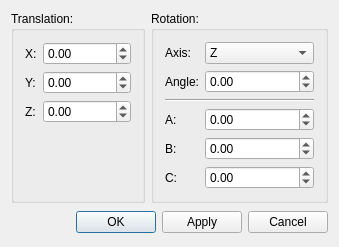
This is src/Gui/Placement.ui in berndhahnebach/All_FreeCAD as Qt 5 draws it before an edit. The edited form follows.
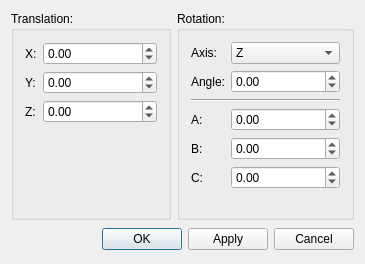
This is the edited form.

The edit to the form file:
```diff
--- a/src/Gui/Placement.ui
+++ b/src/Gui/Placement.ui
@@ -1,29 +1,29 @@
 <?xml version="1.0" encoding="UTF-8"?>
 <ui version="4.0">
  <class>Gui::Dialog::Placement</class>
- <widget class="QDialog" name="Gui::Dialog::Placement">
-  <property name="geometry">
+ <widget class="QDialog" name="Gui::Dialog::Placement" >
+  <property name="geometry" >
    <rect>
     <x>0</x>
     <y>0</y>
-    <width>334</width>
-    <height>228</height>
+    <width>365</width>
+    <height>264</height>
    </rect>
   </property>
   <property name="windowTitle">
    <string>Placement</string>
   </property>
-  <layout class="QGridLayout" name="gridLayout_3">
-   <item row="0" column="0">
-    <widget class="QGroupBox" name="GroupBox5">
-     <property name="title">
+  <layout class="QGridLayout" >
+   <item row="0" column="0" >
+    <widget class="QGroupBox" name="GroupBox5" >
+     <property name="title" >
       <string>Translation:</string>
      </property>
-     <layout class="QGridLayout" name="gridLayout_2">
-      <item row="0" column="0">
-       <widget class="QLabel" name="TextLabelX">
-        <property name="sizePolicy">
-         <sizepolicy hsizetype="Maximum" vsizetype="Preferred">
+     <layout class="QGridLayout" >
+      <item row="0" column="0" >
+       <widget class="QLabel" name="TextLabelX" >
+        <property name="sizePolicy" >
+         <sizepolicy vsizetype="Preferred" hsizetype="Maximum" >
           <horstretch>0</horstretch>
           <verstretch>0</verstretch>
          </sizepolicy>
@@ -33,9 +33,9 @@
         </property>
        </widget>
       </item>
-      <item row="0" column="1">
-       <widget class="QDoubleSpinBox" name="xPos">
-        <property name="minimum">
+      <item row="0" column="1" >
+       <widget class="QDoubleSpinBox" name="xPos" >
+        <property name="minimum" >
          <double>-2147480000.000000000000000</double>
         </property>
         <property name="maximum">
@@ -56,9 +56,9 @@
         </property>
        </widget>
       </item>
-      <item row="1" column="1">
-       <widget class="QDoubleSpinBox" name="yPos">
-        <property name="minimum">
+      <item row="1" column="1" >
+       <widget class="QDoubleSpinBox" name="yPos" >
+        <property name="minimum" >
          <double>-2147480000.000000000000000</double>
         </property>
         <property name="maximum">
@@ -79,9 +79,9 @@
         </property>
        </widget>
       </item>
-      <item row="2" column="1">
-       <widget class="QDoubleSpinBox" name="zPos">
-        <property name="minimum">
+      <item row="2" column="1" >
+       <widget class="QDoubleSpinBox" name="zPos" >
+        <property name="minimum" >
          <double>-2147480000.000000000000000</double>
         </property>
         <property name="maximum">
@@ -89,7 +89,7 @@
         </property>
        </widget>
       </item>
-      <item row="3" column="1">
+      <item row="3" column="1" >
        <spacer>
         <property name="orientation">
          <enum>Qt::Vertical</enum>
@@ -105,16 +105,16 @@
      </layout>
     </widget>
    </item>
-   <item row="0" column="1">
-    <widget class="QGroupBox" name="GroupBox5_2">
-     <property name="title">
+   <item row="0" column="1" >
+    <widget class="QGroupBox" name="GroupBox5_2" >
+     <property name="title" >
       <string>Rotation:</string>
      </property>
-     <layout class="QGridLayout" name="gridLayout">
-      <item row="0" column="0">
-       <widget class="QLabel" name="TextLabelAxis">
-        <property name="sizePolicy">
-         <sizepolicy hsizetype="Maximum" vsizetype="Preferred">
+     <layout class="QGridLayout" >
+      <item row="0" column="0" >
+       <widget class="QLabel" name="TextLabelAxis" >
+        <property name="sizePolicy" >
+         <sizepolicy vsizetype="Preferred" hsizetype="Maximum" >
           <horstretch>0</horstretch>
           <verstretch>0</verstretch>
          </sizepolicy>
@@ -124,9 +124,9 @@
         </property>
        </widget>
       </item>
-      <item row="0" column="1">
-       <widget class="QComboBox" name="direction">
-        <property name="currentIndex">
+      <item row="0" column="1" >
+       <widget class="QComboBox" name="direction" >
+        <property name="currentIndex" >
          <number>2</number>
         </property>
         <item>
@@ -151,10 +151,10 @@
         </item>
        </widget>
       </item>
-      <item row="1" column="0">
-       <widget class="QLabel" name="textLabelAngle">
-        <property name="sizePolicy">
-         <sizepolicy hsizetype="Maximum" vsizetype="Preferred">
+      <item row="1" column="0" >
+       <widget class="QLabel" name="textLabelAngle" >
+        <property name="sizePolicy" >
+         <sizepolicy vsizetype="Preferred" hsizetype="Maximum" >
           <horstretch>0</horstretch>
           <verstretch>0</verstretch>
          </sizepolicy>
@@ -164,9 +164,9 @@
         </property>
        </widget>
       </item>
-      <item row="1" column="1">
-       <widget class="QDoubleSpinBox" name="angle">
-        <property name="minimum">
+      <item row="1" column="1" >
+       <widget class="QDoubleSpinBox" name="angle" >
+        <property name="minimum" >
          <double>-360.000000000000000</double>
         </property>
         <property name="maximum">
@@ -174,17 +174,17 @@
         </property>
        </widget>
       </item>
-      <item row="2" column="0" colspan="2">
-       <widget class="Line" name="line">
-        <property name="orientation">
+      <item row="2" column="0" colspan="2" >
+       <widget class="Line" name="line" >
+        <property name="orientation" >
          <enum>Qt::Horizontal</enum>
         </property>
        </widget>
       </item>
-      <item row="3" column="0">
-       <widget class="QLabel" name="TextLabelZ_2">
-        <property name="sizePolicy">
-         <sizepolicy hsizetype="Maximum" vsizetype="Preferred">
+      <item row="3" column="0" >
+       <widget class="QLabel" name="TextLabelZ_2" >
+        <property name="sizePolicy" >
+         <sizepolicy vsizetype="Preferred" hsizetype="Maximum" >
           <horstretch>0</horstretch>
           <verstretch>0</verstretch>
          </sizepolicy>
@@ -194,9 +194,9 @@
         </property>
        </widget>
       </item>
-      <item row="3" column="1">
-       <widget class="QDoubleSpinBox" name="RotA">
-        <property name="minimum">
+      <item row="3" column="1" >
+       <widget class="QDoubleSpinBox" name="RotA" >
+        <property name="minimum" >
          <double>-2147480000.000000000000000</double>
         </property>
         <property name="maximum">
@@ -204,10 +204,10 @@
         </property>
        </widget>
       </item>
-      <item row="4" column="0">
-       <widget class="QLabel" name="TextLabelZ_3">
-        <property name="sizePolicy">
-         <sizepolicy hsizetype="Maximum" vsizetype="Preferred">
+      <item row="4" column="0" >
+       <widget class="QLabel" name="TextLabelZ_3" >
+        <property name="sizePolicy" >
+         <sizepolicy vsizetype="Preferred" hsizetype="Maximum" >
           <horstretch>0</horstretch>
           <verstretch>0</verstretch>
          </sizepolicy>
@@ -217,9 +217,9 @@
         </property>
        </widget>
       </item>
-      <item row="4" column="1">
-       <widget class="QDoubleSpinBox" name="RotB">
-        <property name="minimum">
+      <item row="4" column="1" >
+       <widget class="QDoubleSpinBox" name="RotB" >
+        <property name="minimum" >
          <double>-2147480000.000000000000000</double>
         </property>
         <property name="maximum">
@@ -227,10 +227,10 @@
         </property>
        </widget>
       </item>
-      <item row="5" column="0">
-       <widget class="QLabel" name="TextLabelZ_4">
-        <property name="sizePolicy">
-         <sizepolicy hsizetype="Maximum" vsizetype="Preferred">
+      <item row="5" column="0" >
+       <widget class="QLabel" name="TextLabelZ_4" >
+        <property name="sizePolicy" >
+         <sizepolicy vsizetype="Preferred" hsizetype="Maximum" >
           <horstretch>0</horstretch>
           <verstretch>0</verstretch>
          </sizepolicy>
@@ -240,9 +240,9 @@
         </property>
        </widget>
       </item>
-      <item row="5" column="1">
-       <widget class="QDoubleSpinBox" name="RotC">
-        <property name="minimum">
+      <item row="5" column="1" >
+       <widget class="QDoubleSpinBox" name="RotC" >
+        <property name="minimum" >
          <double>-2147480000.000000000000000</double>
         </property>
         <property name="maximum">
@@ -250,7 +250,7 @@
         </property>
        </widget>
       </item>
-      <item row="6" column="1">
+      <item row="6" column="1" >
        <spacer>
         <property name="orientation">
          <enum>Qt::Vertical</enum>
@@ -266,8 +266,8 @@
      </layout>
     </widget>
    </item>
-   <item row="1" column="0" colspan="2">
-    <layout class="QHBoxLayout" name="horizontalLayout">
+   <item row="1" column="0" colspan="2" >
+    <layout class="QHBoxLayout" >
      <item>
       <spacer>
        <property name="orientation">
@@ -285,22 +285,22 @@
       </spacer>
      </item>
      <item>
-      <widget class="QPushButton" name="oKButton">
-       <property name="text">
+      <widget class="QPushButton" name="oKButton" >
+       <property name="text" >
         <string>OK</string>
        </property>
       </widget>
      </item>
      <item>
-      <widget class="QPushButton" name="applyButton">
-       <property name="text">
+      <widget class="QPushButton" name="applyButton" >
+       <property name="text" >
         <string>Apply</string>
        </property>
       </widget>
      </item>
      <item>
-      <widget class="QPushButton" name="cancelButton">
-       <property name="text">
+      <widget class="QPushButton" name="cancelButton" >
+       <property name="text" >
         <string>Cancel</string>
        </property>
       </widget>
@@ -309,7 +309,7 @@
    </item>
   </layout>
  </widget>
- <layoutdefault spacing="6" margin="11"/>
+ <layoutdefault spacing="6" margin="11" />
  <pixmapfunction>qPixmapFromMimeSource</pixmapfunction>
  <tabstops>
   <tabstop>xPos</tabstop>
```
Left out of the diff: 81 changed lines with no effect on the pictures.
